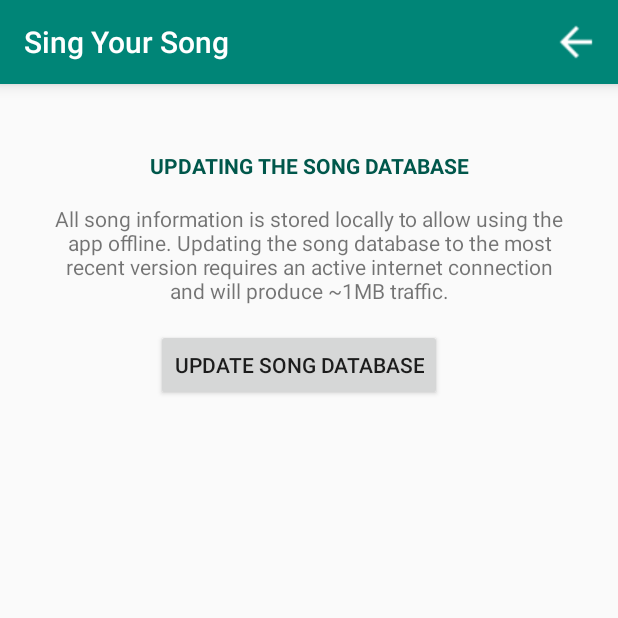
After one commit to flippy/sing-your-song-app, an Android app: the SettingsActivity screen opened directly, with no data from a screen before it, on a phone screen of 412 x 824 dp, the top half of it. The commit adds this screen. Run offline under Robolectric (Android 15) with nearby library versions, the phone set to English and light mode, and no system bars.

Commit message:
Added a first version of a settings area.

```diff
--- a/app/src/main/AndroidManifest.xml
+++ b/app/src/main/AndroidManifest.xml
@@ -16,6 +16,7 @@
                 <category android:name="android.intent.category.LAUNCHER" />
             </intent-filter>
         </activity>
+        <activity android:name=".SettingsActivity"></activity>
     </application>
 
     <uses-permission android:name="android.permission.INTERNET" />
--- a/app/src/main/java/dev/flippy/singyoursong/MainActivity.java
+++ b/app/src/main/java/dev/flippy/singyoursong/MainActivity.java
@@ -5,9 +5,12 @@
 import androidx.viewpager.widget.ViewPager;
 
 import android.app.ProgressDialog;
+import android.content.Intent;
 import android.os.AsyncTask;
 import android.os.Bundle;
 import android.util.Log;
+import android.view.Menu;
+import android.view.MenuItem;
 import android.widget.Toast;
 
 import com.google.android.material.tabs.TabLayout;
@@ -187,7 +190,7 @@
 
     }
 
-    /*@Override
+    @Override
     public boolean onCreateOptionsMenu(Menu menu) {
         getMenuInflater().inflate(R.menu.menu_main, menu);
         return true;
@@ -197,11 +200,13 @@
     public boolean onOptionsItemSelected(MenuItem item) {
         int id = item.getItemId();
         if (id == R.id.action_settings) {
+            Intent settings_activity = new Intent(this,SettingsActivity.class);
+            startActivity(settings_activity);
             return true;
         }
 
         return super.onOptionsItemSelected(item);
-    }*/
+    }
 
 
 }
--- /dev/null
+++ b/app/src/main/java/dev/flippy/singyoursong/SettingsActivity.java
@@ -0,0 +1,38 @@
+package dev.flippy.singyoursong;
+
+import android.content.Intent;
+import android.os.Bundle;
+import android.view.Menu;
+import android.view.MenuItem;
+
+import androidx.appcompat.app.AppCompatActivity;
+import androidx.appcompat.widget.Toolbar;
+
+public class SettingsActivity extends AppCompatActivity {
+    @Override
+    protected void onCreate(Bundle savedInstanceState) {
+        super.onCreate(savedInstanceState);
+        setContentView(R.layout.activity_settings);
+
+        Toolbar toolbar = (Toolbar) findViewById(R.id.toolbar);
+        setSupportActionBar(toolbar);
+    }
+
+    @Override
+    public boolean onCreateOptionsMenu(Menu menu) {
+        getMenuInflater().inflate(R.menu.menu_settings, menu);
+        return true;
+    }
+
+    @Override
+    public boolean onOptionsItemSelected(MenuItem item) {
+        int id = item.getItemId();
+        if (id == R.id.action_back) {
+            Intent main_activity = new Intent(this,MainActivity.class);
+            startActivity(main_activity);
+            return true;
+        }
+
+        return super.onOptionsItemSelected(item);
+    }
+}
--- /dev/null
+++ b/app/src/main/res/layout/activity_settings.xml
@@ -0,0 +1,72 @@
+<?xml version="1.0" encoding="utf-8"?>
+<androidx.constraintlayout.widget.ConstraintLayout xmlns:android="http://schemas.android.com/apk/res/android"
+    xmlns:app="http://schemas.android.com/apk/res-auto"
+    xmlns:tools="http://schemas.android.com/tools"
+    android:orientation="vertical"
+    android:layout_width="match_parent"
+    android:layout_height="match_parent">
+
+    <androidx.appcompat.widget.Toolbar
+        android:id="@+id/toolbar"
+        android:layout_width="match_parent"
+        android:layout_height="wrap_content"
+        android:layout_alignParentTop="true"
+        android:background="?attr/colorPrimary"
+        android:elevation="6dp"
+        android:minHeight="?attr/actionBarSize"
+        android:theme="@style/ThemeOverlay.AppCompat.Dark.ActionBar"
+        app:layout_constraintEnd_toEndOf="parent"
+        app:layout_constraintStart_toStartOf="parent"
+        app:layout_constraintTop_toTopOf="parent"
+        app:popupTheme="@style/ThemeOverlay.AppCompat.Light" />
+
+    <TextView
+        android:id="@+id/textView2"
+        android:layout_width="wrap_content"
+        android:layout_height="wrap_content"
+        android:layout_margin="20pt"
+        android:layout_marginStart="8dp"
+        android:layout_marginLeft="8dp"
+        android:layout_marginTop="16dp"
+        android:layout_marginEnd="8dp"
+        android:layout_marginRight="8dp"
+        android:text="Updating the song database"
+        android:textAllCaps="true"
+        android:textColor="@color/colorPrimaryDark"
+        android:textStyle="bold"
+        app:layout_constraintEnd_toEndOf="parent"
+        app:layout_constraintStart_toStartOf="parent"
+        app:layout_constraintTop_toBottomOf="@+id/toolbar" />
+
+    <Button
+        android:id="@+id/button"
+        android:layout_width="wrap_content"
+        android:layout_height="wrap_content"
+        android:layout_marginStart="8dp"
+        android:layout_marginLeft="8dp"
+        android:layout_marginTop="16dp"
+        android:layout_marginEnd="8dp"
+        android:layout_marginRight="8dp"
+        android:text="Update Song Database"
+        app:layout_constraintEnd_toEndOf="parent"
+        app:layout_constraintHorizontal_bias="0.467"
+        app:layout_constraintStart_toStartOf="parent"
+        app:layout_constraintTop_toBottomOf="@+id/textView3" />
+
+    <TextView
+        android:id="@+id/textView3"
+        android:layout_width="0dp"
+        android:layout_height="wrap_content"
+        android:layout_marginStart="32dp"
+        android:layout_marginLeft="32dp"
+        android:layout_marginTop="16dp"
+        android:layout_marginEnd="32dp"
+        android:layout_marginRight="32dp"
+        android:gravity="center"
+        android:text="All song information is stored locally to allow using the app offline. Updating the song database to the most recent version requires an active internet connection and will produce ~1MB traffic."
+        app:layout_constraintEnd_toEndOf="parent"
+        app:layout_constraintHorizontal_bias="1.0"
+        app:layout_constraintStart_toStartOf="parent"
+        app:layout_constraintTop_toBottomOf="@+id/textView2" />
+
+</androidx.constraintlayout.widget.ConstraintLayout>
--- /dev/null
+++ b/app/src/main/res/menu/menu_main.xml
@@ -0,0 +1,16 @@
+<menu xmlns:android="http://schemas.android.com/apk/res/android"
+    xmlns:app="http://schemas.android.com/apk/res-auto">
+
+    <!-- "Mark Favorite", should appear as action button if possible -->
+    <item
+        android:id="@+id/action_settings"
+        android:icon="@drawable/baseline_settings_white_18dp"
+        android:title="Settings"
+        app:showAsAction="ifRoom"/>
+
+    <!-- Settings, should always be in the overflow -->
+    <!--item android:id="@+id/action_settings"
+        android:title="Settings"
+        app:showAsAction="never"/-->
+
+</menu>
--- /dev/null
+++ b/app/src/main/res/menu/menu_settings.xml
@@ -0,0 +1,11 @@
+<menu xmlns:android="http://schemas.android.com/apk/res/android"
+    xmlns:app="http://schemas.android.com/apk/res-auto">
+
+    <!-- "Mark Favorite", should appear as action button if possible -->
+    <item
+        android:id="@+id/action_back"
+        android:icon="@drawable/baseline_arrow_back_white_18dp"
+        android:title="Back"
+        app:showAsAction="ifRoom"/>
+
+</menu>
--- a/build.gradle
+++ b/build.gradle
@@ -7,7 +7,7 @@
 
     }
     dependencies {
-        classpath 'com.android.tools.build:gradle:3.4.1'
+        classpath 'com.android.tools.build:gradle:3.4.2'
 
         // NOTE: Do not place your application dependencies here; they belong
         // in the individual module build.gradle files
```
Also changed, not shown: app/src/main/res/drawable/baseline_arrow_back_white_18dp.png (added), app/src/main/res/drawable/baseline_settings_white_18dp.png (added).
